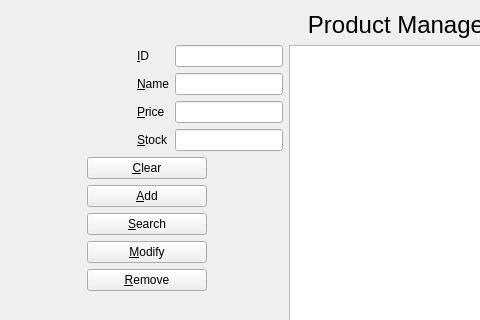
Old version of the form productform.ui in the repository ChunJeong27/CRMMiniProject; both pictures show x 0 to 480 and y 0 to 320 of the 800 by 600 pixel window.
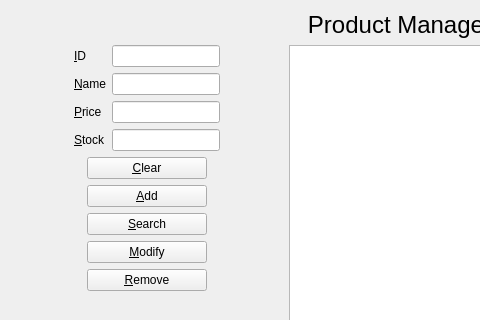
New version of the form.

```diff
--- a/productform.ui
+++ b/productform.ui
@@ -104,6 +104,19 @@
            </item>
           </layout>
          </item>
+         <item>
+          <spacer name="horizontalSpacer_4">
+           <property name="orientation">
+            <enum>Qt::Horizontal</enum>
+           </property>
+           <property name="sizeHint" stdset="0">
+            <size>
+             <width>40</width>
+             <height>20</height>
+            </size>
+           </property>
+          </spacer>
+         </item>
         </layout>
        </item>
        <item>
```
